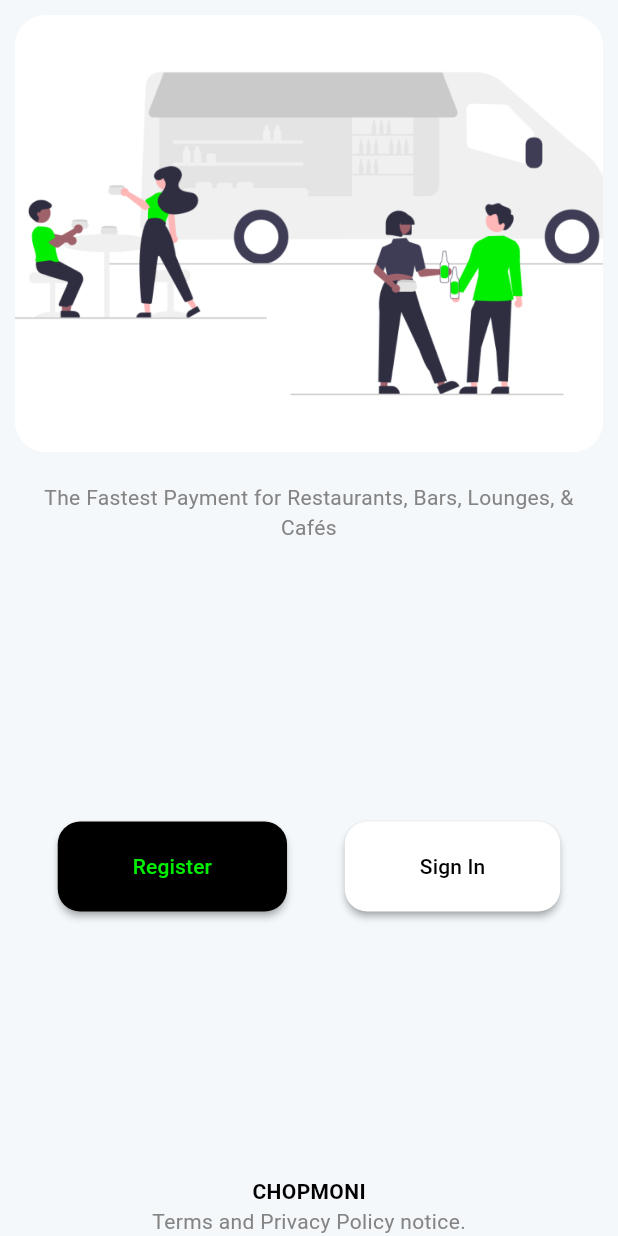
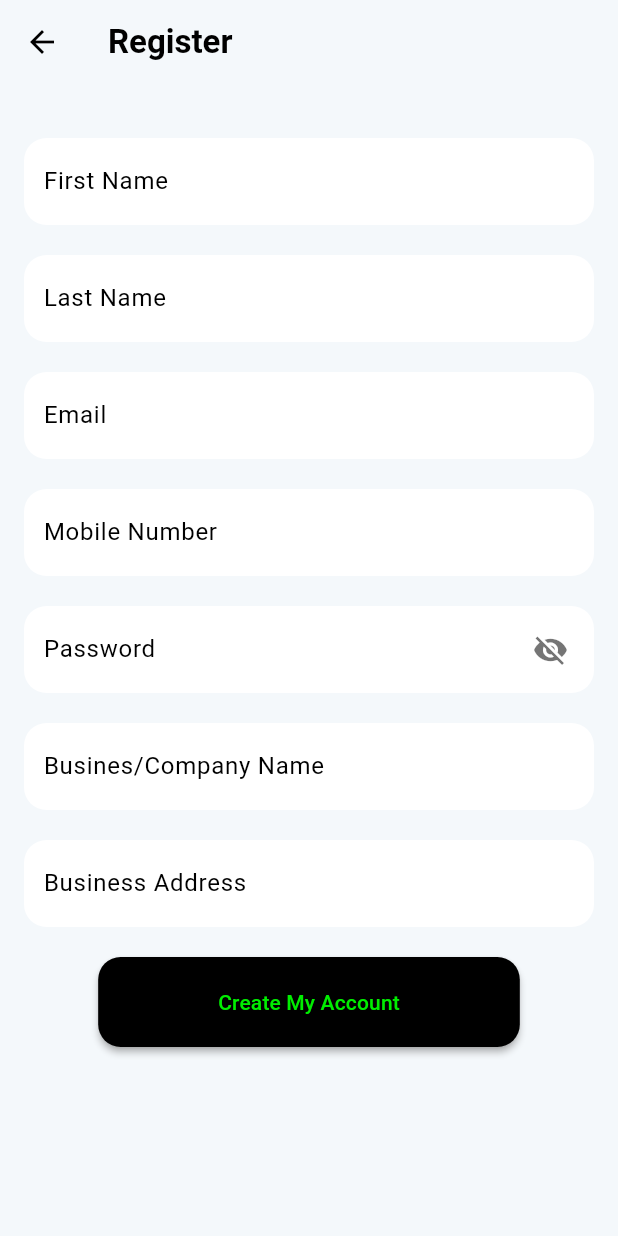
Before and after one commit to durgeshparekh/chopmoni_vendor_app, a Flutter app: the screen it shows after launch, after a tap on "Register", on a phone screen of 412 x 824 dp. Run offline on Flutter 3.47's test engine with Material 2 defaults, Android fonts, the light colour scheme and no system bars; our stand-ins replace font_awesome_flutter, get.

Commit message:
[IMPL] Auth screen complete

```diff
--- a/lib/config/image_url.dart
+++ b/lib/config/image_url.dart
@@ -1,4 +1,4 @@
 const imagePath = 'assets/images';
 
 const splashScreenImage = '$imagePath/splash_screen.png';
-const appLogo = '$imagePath/chopmoni-logo';
+const appLogo = '$imagePath/chopmoni-logo.png';
--- /dev/null
+++ b/lib/controllers/auth_controller.dart
@@ -0,0 +1,32 @@
+import 'package:chopmoni_app/dashboard/dashboard_screen.dart';
+import 'package:flutter/material.dart';
+import 'package:get/get.dart';
+
+class AuthController extends GetxController {
+  final registerFormKey = GlobalKey<FormState>();
+  final signInFormKey = GlobalKey<FormState>();
+  var firstNameController = TextEditingController();
+  var lastNameController = TextEditingController();
+  var businessNameController = TextEditingController();
+  var businessAddressController = TextEditingController();
+  var mobileNumberController = TextEditingController();
+  var emailController = TextEditingController();
+  var passwordController = TextEditingController();
+  var usernameController = TextEditingController();
+
+  void createAccount() {
+    if (registerFormKey.currentState!.validate()) {
+      // Perform registration logic here
+      // You can access the field values using _firstNameController.text, etc.
+      Get.to(() => const DashboardScreen());
+    }
+  }
+
+  void signInToAccount() {
+    if (signInFormKey.currentState!.validate()) {
+      // Perform registration logic here
+      // You can access the field values using _firstNameController.text, etc.
+      Get.to(() => const DashboardScreen());
+    }
+  }
+}
--- /dev/null
+++ b/lib/register_screen/register_screen.dart
@@ -0,0 +1,160 @@
+import 'package:chopmoni_app/config/constants_colors.dart';
+import 'package:chopmoni_app/controllers/auth_controller.dart';
+import 'package:chopmoni_app/widgets/custom_button.dart';
+import 'package:chopmoni_app/widgets/custom_password_text_field.dart';
+import 'package:chopmoni_app/widgets/custom_text_field.dart';
+import 'package:flutter/material.dart';
+import 'package:get/get.dart';
+
+class RegisterScreen extends StatelessWidget {
+  const RegisterScreen({super.key});
+
+  @override
+  Widget build(BuildContext context) {
+    var controller = AuthController();
+    const sizedBox20 = SizedBox(height: 20.0);
+    return Scaffold(
+      backgroundColor: lightBackgroundColor,
+      resizeToAvoidBottomInset: false,
+      appBar: AppBar(
+        leading: BackButton(onPressed: () => Get.back()),
+        title: const Text(
+          'Register',
+          style: TextStyle(fontWeight: FontWeight.bold),
+        ),
+      ),
+      body: SingleChildScrollView(
+        child: Padding(
+          padding: const EdgeInsets.all(16.0),
+          child: GestureDetector(
+            onTap: () => FocusScope.of(context).requestFocus(FocusNode()),
+            child: Column(
+              children: [
+                Form(
+                  key: controller.registerFormKey,
+                  child: Column(
+                    mainAxisAlignment: MainAxisAlignment.spaceEvenly,
+                    children: [
+                      sizedBox20,
+                      CustomTextField(
+                        label: 'First Name',
+                        inputType: TextInputType.name,
+                        maxLength: 50,
+                        validator: (value) {
+                          if (value.isEmpty) {
+                            return 'Please enter your first name.';
+                          }
+                          controller.firstNameController.text = value;
+                          return null;
+                        },
+                      ),
+                      sizedBox20,
+                      CustomTextField(
+                        label: 'Last Name',
+                        inputType: TextInputType.name,
+                        maxLength: 50,
+                        validator: (value) {
+                          if (value.isEmpty) {
+                            return 'Please enter your last name.';
+                          }
+                          controller.lastNameController.text = value;
+                          return null;
+                        },
+                      ),
+                      sizedBox20,
+                      CustomTextField(
+                        label: 'Email',
+                        inputType: TextInputType.emailAddress,
+                        maxLength: 100,
+                        validator: (value) {
+                          if (value.isEmpty) {
+                            return 'Please enter your email.';
+                          }
+                          controller.emailController.text = value;
+                          return null;
+                        },
+                      ),
+                      sizedBox20,
+                      CustomTextField(
+                        label: 'Mobile Number',
+                        inputType: TextInputType.phone,
+                        maxLength: 15,
+                        validator: (value) {
+                          if (value.isEmpty) {
+                            return 'Please enter your mobile number.';
+                          }
+                          controller.mobileNumberController.text = value;
+                          return null;
+                        },
+                      ),
+                      sizedBox20,
+                      CustomPasswordTextField(
+                        label: 'Password',
+                        inputType: TextInputType.visiblePassword,
+                        maxLength: 15,
+                        validator: (value) {
+                          if (value.isEmpty) {
+                            return 'Please enter your password.';
+                          }
+                          controller.passwordController.text = value;
+                          return null;
+                        },
+                      ),
+                      sizedBox20,
+                      CustomTextField(
+                        label: 'Busines/Company Name',
+                        inputType: TextInputType.name,
+                        maxLength: 100,
+                        validator: (value) {
+                          if (value.isEmpty) {
+                            return 'Please enter your business/company name.';
+                          }
+                          controller.businessNameController.text = value;
+                          return null;
+                        },
+                      ),
+                      sizedBox20,
+                      CustomTextField(
+                        label: 'Business Address',
+                        inputType: TextInputType.streetAddress,
+                        maxLength: 100,
+                        validator: (value) {
+                          if (value.isEmpty) {
+                            return 'Please enter your business address.';
+                          }
+                          controller.businessAddressController.text = value;
+                          return null;
+                        },
+                      ),
+                      const SizedBox(height: 20.0),
+                      CustomButtons(
+                        text: 'Create My Account',
+                        buttonColor: blackTextColor,
+                        textColor: greenTextColor,
+                        onBtnPressed: controller.createAccount,
+                        horizontalPadding: 80,
+                      ),
+                    ],
+                  ),
+                ),
+                // const Text(
+                //   'CHOPMONI',
+                //   style: TextStyle(
+                //     color: blackTextColor,
+                //     fontWeight: FontWeight.bold,
+                //   ),
+                // ),
+                // const Text(
+                //   'Terms and Privacy Policy notice.',
+                //   style: TextStyle(
+                //     color: appGreyColor,
+                //   ),
+                // )
+              ],
+            ),
+          ),
+        ),
+      ),
+    );
+  }
+}
--- a/lib/splash_screen/splash_screen.dart
+++ b/lib/splash_screen/splash_screen.dart
@@ -1,6 +1,14 @@
+import 'dart:io';
+
 import 'package:chopmoni_app/config/constants_colors.dart';
 import 'package:chopmoni_app/config/image_url.dart';
+import 'package:chopmoni_app/register_screen/register_screen.dart';
+import 'package:chopmoni_app/sign_in_screen/sign_in_screen.dart';
+import 'package:chopmoni_app/widgets/circle_icon_button.dart';
+import 'package:chopmoni_app/widgets/custom_button.dart';
 import 'package:flutter/material.dart';
+import 'package:font_awesome_flutter/font_awesome_flutter.dart';
+import 'package:get/route_manager.dart';
 
 class SplashScreen extends StatelessWidget {
   const SplashScreen({super.key});
@@ -26,21 +34,49 @@ class SplashScreen extends StatelessWidget {
               ),
             ),
             Expanded(
-              child: Row(
+              child: Column(
+                mainAxisAlignment: MainAxisAlignment.center,
+                children: [
+                  Row(
                     mainAxisAlignment: MainAxisAlignment.spaceEvenly,
                     children: [
-                  _customButton(
+                      CustomButtons(
                         text: 'Register',
                         buttonColor: blackTextColor,
                         textColor: greenTextColor,
-                    onBtnPressed: () {},
+                        onBtnPressed: () =>
+                            Get.to(() => const RegisterScreen()),
                       ),
-                  _customButton(
+                      CustomButtons(
                         text: 'Sign In',
                         buttonColor: Colors.white,
                         textColor: blackTextColor,
-                    onBtnPressed: () {},
-                  )
+                        onBtnPressed: () => Get.to(() => const SignInScreen()),
+                      ),
+                    ],
+                  ),
+                  const SizedBox(height: 30),
+                  const Text('or Continue with'),
+                  const SizedBox(height: 20),
+                  Row(
+                    mainAxisAlignment: MainAxisAlignment.center,
+                    children: [
+                      CircleIconButton(
+                        icon: const Icon(FontAwesomeIcons.google),
+                        onPressed: () {
+                          // google login
+                        },
+                      ),
+                      if (Platform.isIOS) const SizedBox(width: 30),
+                      if (Platform.isIOS)
+                        CircleIconButton(
+                          icon: const Icon(FontAwesomeIcons.apple),
+                          onPressed: () {
+                            // apple login
+                          },
+                        ),
+                    ],
+                  ),
                 ],
               ),
             ),
@@ -62,24 +98,4 @@ class SplashScreen extends StatelessWidget {
       ),
     );
   }
-
-  _customButton({
-    required String text,
-    required Color buttonColor,
-    required Color textColor,
-    required Function() onBtnPressed,
-  }) {
-    return MaterialButton(
-      padding: const EdgeInsets.symmetric(horizontal: 50, vertical: 20),
-      color: buttonColor,
-      shape: RoundedRectangleBorder(
-        borderRadius: BorderRadius.circular(15),
-      ),
-      onPressed: onBtnPressed,
-      child: Text(
-        text,
-        style: TextStyle(color: textColor),
-      ),
-    );
 }
-}
--- /dev/null
+++ b/lib/widgets/circle_icon_button.dart
@@ -0,0 +1,39 @@
+import 'package:flutter/material.dart';
+
+class CircleIconButton extends StatelessWidget {
+  final Widget icon;
+  final VoidCallback onPressed;
+
+  const CircleIconButton({super.key,
+    required this.icon,
+    required this.onPressed,
+  });
+
+  @override
+  Widget build(BuildContext context) {
+    return Container(
+      width: 60.0,
+      height: 60.0,
+      decoration: BoxDecoration(
+        shape: BoxShape.circle,
+        boxShadow: [
+          BoxShadow(
+            color: Colors.grey.withOpacity(0.5),
+            spreadRadius: 2,
+            blurRadius: 5,
+            offset: const Offset(0, 3),
+          ),
+        ],
+      ),
+      child: Material(
+        shape: const CircleBorder(),
+        color: Colors.white,
+        child: IconButton(
+          icon: icon,
+          iconSize: 30.0,
+          onPressed: onPressed,
+        ),
+      ),
+    );
+  }
+}
--- /dev/null
+++ b/lib/widgets/custom_button.dart
@@ -0,0 +1,37 @@
+import 'package:flutter/material.dart';
+
+class CustomButtons extends StatelessWidget {
+  final String text;
+  final Color buttonColor;
+  final Color textColor;
+  final double? horizontalPadding;
+  final double? verticalPadding;
+  final Function() onBtnPressed;
+
+  const CustomButtons({
+    super.key,
+    required this.text,
+    required this.buttonColor,
+    required this.textColor,
+    required this.onBtnPressed,
+    this.horizontalPadding,
+    this.verticalPadding,
+  });
+
+  @override
+  Widget build(BuildContext context) {
+    return MaterialButton(
+      padding: EdgeInsets.symmetric(
+          horizontal: horizontalPadding ?? 50, vertical: verticalPadding ?? 20),
+      color: buttonColor,
+      shape: RoundedRectangleBorder(
+        borderRadius: BorderRadius.circular(15),
+      ),
+      onPressed: onBtnPressed,
+      child: Text(
+        text,
+        style: TextStyle(color: textColor),
+      ),
+    );
+  }
+}
--- /dev/null
+++ b/lib/widgets/custom_password_text_field.dart
@@ -0,0 +1,61 @@
+import 'package:chopmoni_app/config/constants_colors.dart';
+import 'package:flutter/material.dart';
+import 'package:get/get.dart';
+
+class CustomPasswordTextField extends StatelessWidget {
+  final String label;
+  final Function(String) validator;
+  final TextInputType inputType;
+  final int maxLength;
+
+  const CustomPasswordTextField({
+    super.key,
+    required this.label,
+    required this.validator,
+    required this.inputType,
+    required this.maxLength,
+  });
+
+  @override
+  Widget build(BuildContext context) {
+    var obscureText = true.obs;
+    return Container(
+      padding: const EdgeInsets.all(5.0),
+      decoration: const BoxDecoration(
+        color: Colors.white,
+        borderRadius: BorderRadius.all(Radius.circular(15)),
+      ),
+      child: Obx(
+        () => TextFormField(
+          keyboardType: inputType,
+          maxLength: maxLength,
+          obscureText: obscureText.value,
+          buildCounter: (
+            context, {
+            currentLength = 0,
+            isFocused = false,
+            maxLength,
+          }) {
+            return const SizedBox();
+          },
+          cursorColor: greenTextColor,
+          decoration: InputDecoration(
+            labelText: label,
+            labelStyle: const TextStyle(color: blackTextColor),
+            border: InputBorder.none, // Remove the default border
+            contentPadding: const EdgeInsets.symmetric(horizontal: 8.0),
+            suffixIcon: IconButton(
+              splashColor: Colors.transparent,
+              icon: Icon(
+                obscureText.isTrue ? Icons.visibility_off : Icons.visibility,
+                color: Get.theme.colorScheme.onPrimary,
+              ),
+              onPressed: () => obscureText.toggle(),
+            ),
+          ),
+          validator: (value) => validator(value!),
+        ),
+      ),
+    );
+  }
+}
--- /dev/null
+++ b/lib/widgets/custom_text_field.dart
@@ -0,0 +1,51 @@
+import 'package:chopmoni_app/config/constants_colors.dart';
+import 'package:flutter/material.dart';
+
+class CustomTextField extends StatelessWidget {
+  final String label;
+  final Function(String) validator;
+  final TextInputType inputType;
+  final int maxLength;
+  final Widget? suffixIcon;
+
+  const CustomTextField({
+    super.key,
+    required this.label,
+    required this.validator,
+    required this.inputType,
+    required this.maxLength,
+    this.suffixIcon,
+  });
+
+  @override
+  Widget build(BuildContext context) {
+    return Container(
+      padding: const EdgeInsets.all(5.0),
+      decoration: const BoxDecoration(
+        color: Colors.white,
+        borderRadius: BorderRadius.all(Radius.circular(15)),
+      ),
+      child: TextFormField(
+        keyboardType: inputType,
+        maxLength: maxLength,
+        buildCounter: (
+          context, {
+          currentLength = 0,
+          isFocused = false,
+          maxLength,
+        }) {
+          return const SizedBox();
+        },
+        cursorColor: greenTextColor,
+        decoration: InputDecoration(
+          labelText: label,
+          labelStyle: const TextStyle(color: blackTextColor),
+          border: InputBorder.none, // Remove the default border
+          contentPadding: const EdgeInsets.symmetric(horizontal: 8.0),
+          suffixIcon: suffixIcon,
+        ),
+        validator: (value) => validator(value!),
+      ),
+    );
+  }
+}
--- a/pubspec.yaml
+++ b/pubspec.yaml
@@ -14,6 +14,9 @@ dependencies:
   cupertino_icons: ^1.0.2
   get: ^4.6.6
   flutter_svg: ^2.0.7
+  font_awesome_flutter: ^10.5.0
+  google_sign_in: ^6.1.5
+  sign_in_with_apple: ^5.0.0
 
 dev_dependencies:
   flutter_test:
```
Also changed, not shown: lib/dashboard/dashboard_screen.dart (added, +14 -0 lines), lib/sign_in_screen/sign_in_screen.dart (added, +97 -0 lines), pubspec.lock, 8 other files. Lines whose indentation alone changed are shown as unchanged.
